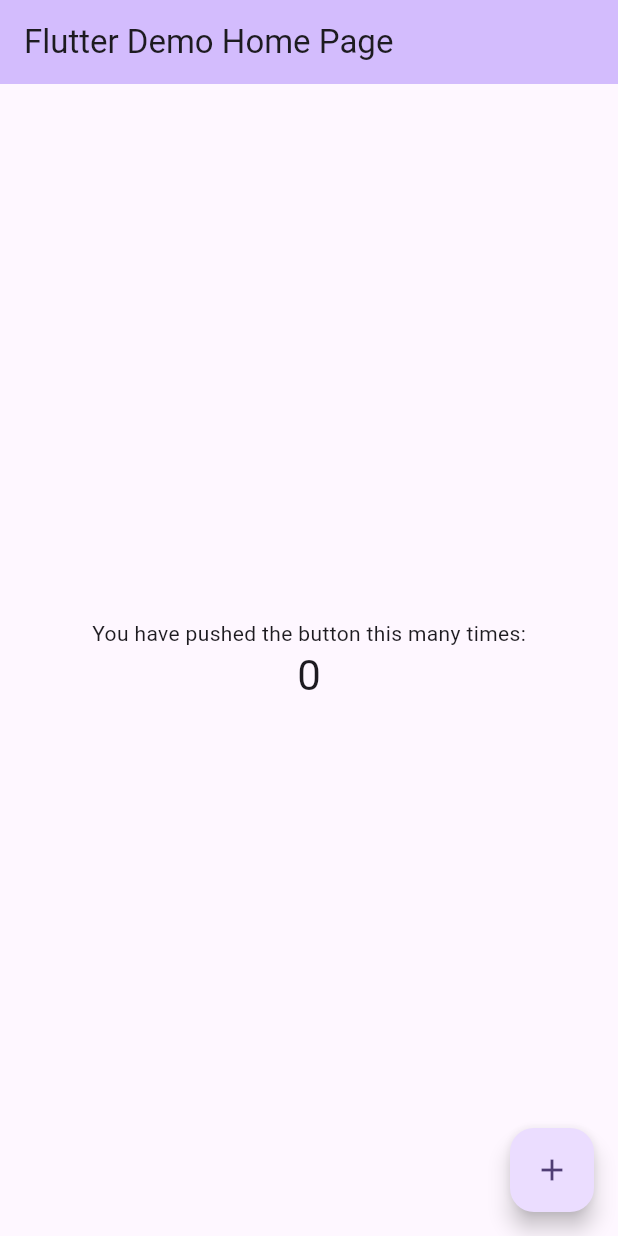
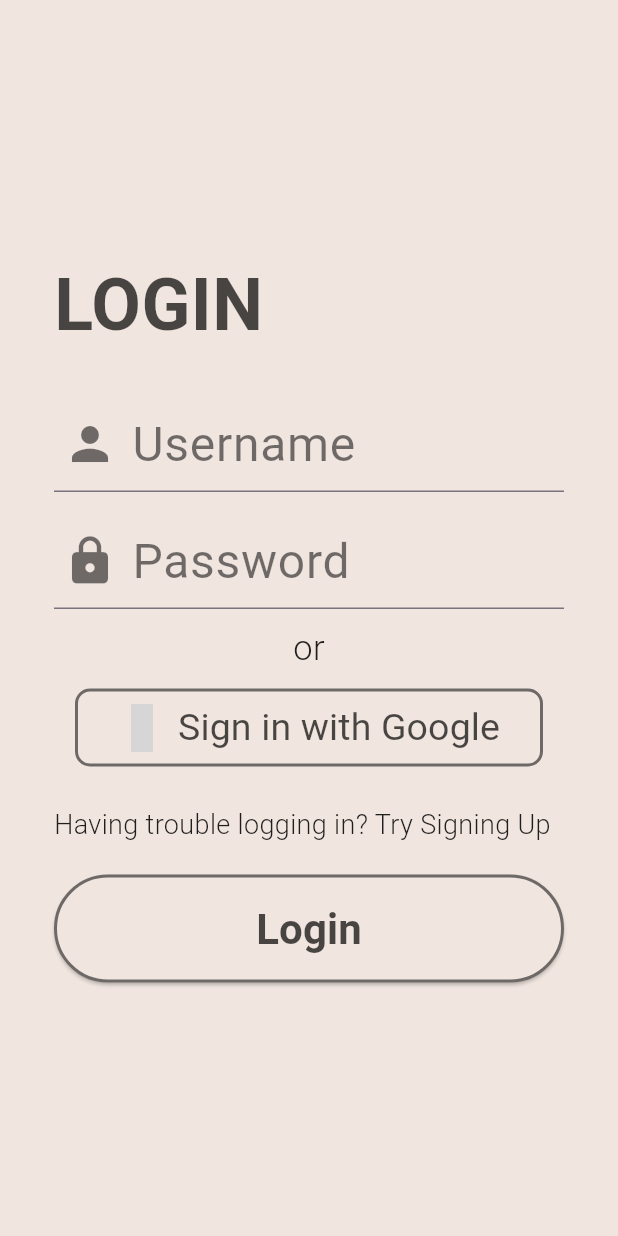
Before and after one commit to wreckage0907/Penny, a Flutter app: the screen it shows after launch, on a phone screen of 412 x 824 dp. Run offline on Flutter 3.47's test engine with Material 3 defaults, Android fonts, the light colour scheme and no system bars; our stand-ins replace material_design_icons_flutter; grey boxes are pictures that could not be loaded.

Commit message:
Login Screen

```diff
--- /dev/null
+++ b/mobile/lib/login/login.dart
@@ -0,0 +1,64 @@
+import 'package:flutter/material.dart';
+import 'package:mobile/login/login_page_buttons.dart';
+import 'package:mobile/login/login_page_input_fields.dart';
+
+class LoginPage extends StatelessWidget {
+  const LoginPage({super.key});
+
+  @override
+  Widget build(BuildContext context) {
+    return MaterialApp(
+      debugShowCheckedModeBanner: false,
+      theme: ThemeData(
+        scaffoldBackgroundColor: const Color.fromARGB(255, 240, 229, 223),
+      ),
+      home: const Scaffold(
+        body: Padding(
+          padding: EdgeInsets.all(36),
+          child: Column(
+            mainAxisAlignment: MainAxisAlignment.center,
+            crossAxisAlignment: CrossAxisAlignment.start,
+            children: [
+              Text(
+                'LOGIN',
+                style: TextStyle(
+                  fontSize: 48,
+                  fontWeight: FontWeight.bold,
+                  color: Color.fromRGBO(0, 0, 0, 0.7),
+                ),
+              ),
+              SizedBox(height: 26),
+              UsernameField(),
+              SizedBox(height: 14),
+              PasswordField(),
+              SizedBox(height: 10),
+              Center(
+                child: Text(
+                  'or',
+                  style: TextStyle(
+                    fontSize: 23,
+                    fontWeight: FontWeight.w300,
+                    color: Colors.black87,
+                  )
+                ),
+              ),
+              SizedBox(height: 10),
+              SignInWithGoogleButton(),
+              SizedBox(height: 26),
+              Text(
+                'Having trouble logging in? Try Signing Up',
+                style: TextStyle(
+                  fontSize: 18,
+                  fontWeight: FontWeight.w300,
+                  color: Colors.black87,
+                )
+              ),
+              SizedBox(height: 20),
+              LoginButton(),
+            ],
+          ),
+        )
+      ),
+    );
+  }
+}
--- /dev/null
+++ b/mobile/lib/login/login_page_buttons.dart
@@ -0,0 +1,89 @@
+import 'package:flutter/foundation.dart';
+import 'package:flutter/material.dart';
+import 'package:material_design_icons_flutter/material_design_icons_flutter.dart';
+
+class SignInWithGoogleButton extends StatelessWidget {
+  const SignInWithGoogleButton({super.key});
+
+  static void printstatement() {
+    if(kDebugMode) print("Google Clicked");
+  }
+
+  @override
+  Widget build(BuildContext context) {
+    return Padding(
+      padding: const EdgeInsets.only(
+        left: 14,
+        right: 14,
+      ),
+      child: TextButton.icon(
+        onPressed: printstatement,
+        style: const ButtonStyle(
+          backgroundColor: WidgetStatePropertyAll(Color.fromARGB(255, 240, 229, 223)),
+          padding: WidgetStatePropertyAll(EdgeInsets.all(8)),
+          minimumSize: WidgetStatePropertyAll(Size(double.infinity, 20)),
+          shape: WidgetStatePropertyAll(
+            RoundedRectangleBorder(
+              side: BorderSide(
+                color: Colors.black54,
+                width: 2,
+              ),
+              borderRadius: BorderRadius.all(Radius.circular(10)),
+            )
+          )
+        ),
+        icon: const Icon(
+          MdiIcons.google,
+          size: 32,
+          color: Colors.blue,
+        ),
+        label: const Text(
+          'Sign in with Google',
+          style: TextStyle(
+            color: Color.fromRGBO(0, 0, 0, 0.7),
+            fontSize: 25,
+            fontWeight: FontWeight.w400,
+          )
+        ),
+      ),
+    );
+  }
+}
+
+
+class LoginButton extends StatelessWidget {
+  const LoginButton({super.key});
+
+  static void printstatement() {
+    if(kDebugMode) print("Login Clicked");
+  }
+
+  @override
+  Widget build(BuildContext context) {
+    return const ElevatedButton(
+      onPressed: printstatement,
+      style: ButtonStyle(
+        backgroundColor: WidgetStatePropertyAll(Color.fromARGB(255, 240, 229, 223)),
+        padding: WidgetStatePropertyAll(EdgeInsets.all(16)),
+        minimumSize: WidgetStatePropertyAll(Size(double.infinity, 20)),
+        shape: WidgetStatePropertyAll(
+          RoundedRectangleBorder(
+            side: BorderSide(
+              color: Colors.black54,
+              width: 2,
+            ),
+            borderRadius: BorderRadius.all(Radius.circular(38)),
+          )
+        )
+      ),
+      child: Text(
+        'Login',
+        style: TextStyle(
+          fontSize: 28,
+          fontWeight: FontWeight.w600,
+          color: Color.fromRGBO(0, 0, 0, 0.7),
+        )
+      )
+    );
+  }
+}
--- /dev/null
+++ b/mobile/lib/login/login_page_input_fields.dart
@@ -0,0 +1,52 @@
+import 'package:flutter/material.dart';
+
+class UsernameField extends StatelessWidget {
+  const UsernameField({super.key});
+
+  @override
+  Widget build(BuildContext context) {
+    return const TextField(
+      style: TextStyle(
+        fontSize: 32,
+        fontWeight: FontWeight.w400,
+        color: Colors.black54,
+      ),
+      decoration: InputDecoration(
+        hintText: 'Username',
+        hintStyle: TextStyle(
+          fontSize: 32,
+          fontWeight: FontWeight.w400,
+          color: Colors.black54,
+        ),
+        prefixIcon: Icon(Icons.person, size: 36),
+        prefixIconColor: Colors.black54,
+      ),
+    );
+  }
+}
+
+
+class PasswordField extends StatelessWidget {
+  const PasswordField({super.key});
+
+  @override
+  Widget build(BuildContext context) {
+    return const TextField(
+      style: TextStyle(
+        fontSize: 32,
+        fontWeight: FontWeight.w400,
+        color: Colors.black54,
+      ),
+      decoration: InputDecoration(
+        hintText: 'Password',
+        hintStyle: TextStyle(
+          fontSize: 32,
+          fontWeight: FontWeight.w400,
+          color: Colors.black54,
+        ),
+        prefixIcon: Icon(Icons.lock_rounded, size: 36),
+        prefixIconColor: Colors.black54,
+      ),
+    );
+  }
+}
--- a/mobile/lib/main.dart
+++ b/mobile/lib/main.dart
@@ -1,125 +1,22 @@
 import 'package:flutter/material.dart';
+import './login/login.dart';
 
-void main() {
+void main(){
   runApp(const MyApp());
 }
 
 class MyApp extends StatelessWidget {
   const MyApp({super.key});
 
-  // This widget is the root of your application.
   @override
   Widget build(BuildContext context) {
     return MaterialApp(
-      title: 'Flutter Demo',
-      theme: ThemeData(
-        // This is the theme of your application.
-        //
-        // TRY THIS: Try running your application with "flutter run". You'll see
-        // the application has a purple toolbar. Then, without quitting the app,
-        // try changing the seedColor in the colorScheme below to Colors.green
-        // and then invoke "hot reload" (save your changes or press the "hot
-        // reload" button in a Flutter-supported IDE, or press "r" if you used
-        // the command line to start the app).
-        //
-        // Notice that the counter didn't reset back to zero; the application
-        // state is not lost during the reload. To reset the state, use hot
-        // restart instead.
-        //
-        // This works for code too, not just values: Most code changes can be
-        // tested with just a hot reload.
-        colorScheme: ColorScheme.fromSeed(seedColor: Colors.deepPurple),
-        useMaterial3: true,
-      ),
-      home: const MyHomePage(title: 'Flutter Demo Home Page'),
+      debugShowCheckedModeBanner: false,
+      home: const LoginPage(),
+      initialRoute: '/login',
+      routes: {
+        '/login': (context) => const LoginPage(),
+      },
     );
   }
 }
-
-class MyHomePage extends StatefulWidget {
-  const MyHomePage({super.key, required this.title});
-
-  // This widget is the home page of your application. It is stateful, meaning
-  // that it has a State object (defined below) that contains fields that affect
-  // how it looks.
-
-  // This class is the configuration for the state. It holds the values (in this
-  // case the title) provided by the parent (in this case the App widget) and
-  // used by the build method of the State. Fields in a Widget subclass are
-  // always marked "final".
-
-  final String title;
-
-  @override
-  State<MyHomePage> createState() => _MyHomePageState();
-}
-
-class _MyHomePageState extends State<MyHomePage> {
-  int _counter = 0;
-
-  void _incrementCounter() {
-    setState(() {
-      // This call to setState tells the Flutter framework that something has
-      // changed in this State, which causes it to rerun the build method below
-      // so that the display can reflect the updated values. If we changed
-      // _counter without calling setState(), then the build method would not be
-      // called again, and so nothing would appear to happen.
-      _counter++;
-    });
-  }
-
-  @override
-  Widget build(BuildContext context) {
-    // This method is rerun every time setState is called, for instance as done
-    // by the _incrementCounter method above.
-    //
-    // The Flutter framework has been optimized to make rerunning build methods
-    // fast, so that you can just rebuild anything that needs updating rather
-    // than having to individually change instances of widgets.
-    return Scaffold(
-      appBar: AppBar(
-        // TRY THIS: Try changing the color here to a specific color (to
-        // Colors.amber, perhaps?) and trigger a hot reload to see the AppBar
-        // change color while the other colors stay the same.
-        backgroundColor: Theme.of(context).colorScheme.inversePrimary,
-        // Here we take the value from the MyHomePage object that was created by
-        // the App.build method, and use it to set our appbar title.
-        title: Text(widget.title),
-      ),
-      body: Center(
-        // Center is a layout widget. It takes a single child and positions it
-        // in the middle of the parent.
-        child: Column(
-          // Column is also a layout widget. It takes a list of children and
-          // arranges them vertically. By default, it sizes itself to fit its
-          // children horizontally, and tries to be as tall as its parent.
-          //
-          // Column has various properties to control how it sizes itself and
-          // how it positions its children. Here we use mainAxisAlignment to
-          // center the children vertically; the main axis here is the vertical
-          // axis because Columns are vertical (the cross axis would be
-          // horizontal).
-          //
-          // TRY THIS: Invoke "debug painting" (choose the "Toggle Debug Paint"
-          // action in the IDE, or press "p" in the console), to see the
-          // wireframe for each widget.
-          mainAxisAlignment: MainAxisAlignment.center,
-          children: <Widget>[
-            const Text(
-              'You have pushed the button this many times:',
-            ),
-            Text(
-              '$_counter',
-              style: Theme.of(context).textTheme.headlineMedium,
-            ),
-          ],
-        ),
-      ),
-      floatingActionButton: FloatingActionButton(
-        onPressed: _incrementCounter,
-        tooltip: 'Increment',
-        child: const Icon(Icons.add),
-      ), // This trailing comma makes auto-formatting nicer for build methods.
-    );
-  }
-}
--- a/mobile/pubspec.yaml
+++ b/mobile/pubspec.yaml
@@ -30,6 +30,7 @@ environment:
 dependencies:
   flutter:
     sdk: flutter
+  material_design_icons_flutter: ^5.0.0
 
 
   # The following adds the Cupertino Icons font to your application.
```
Also changed, not shown: 1 other file.
